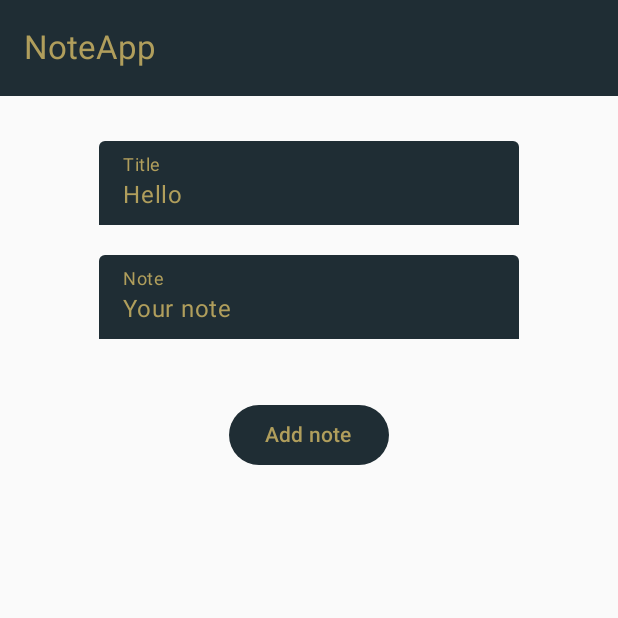
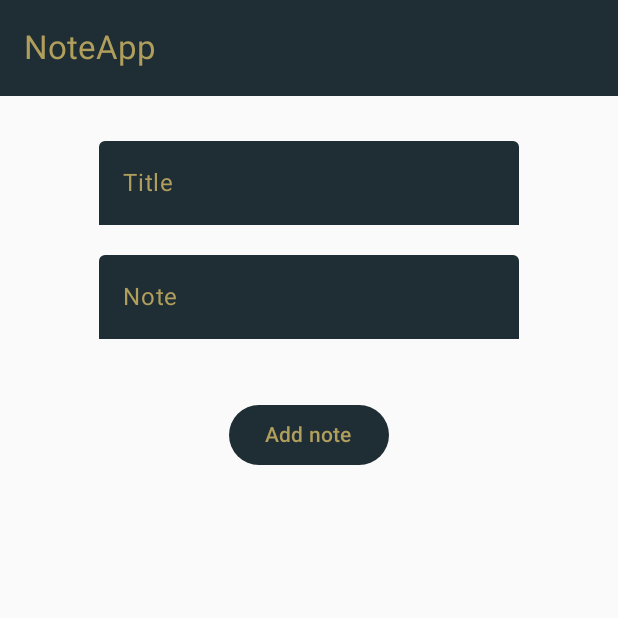
Before and after one commit to SergiuDornea/NoteAppJetpack, an Android app built with Jetpack Compose: the screen it shows after launch (MainActivity), on a phone screen of 412 x 824 dp, the top half of it. Run offline under Robolectric (Android 15) with nearby library versions, the phone set to English and light mode, and no system bars.

Commit message:
third commit - NoteInputText - onTextChange fixed

```diff
--- a/app/src/main/java/com/example/noteapp/components/NoteInputField.kt
+++ b/app/src/main/java/com/example/noteapp/components/NoteInputField.kt
@@ -54,9 +54,9 @@ fun NoteInputText(
 
 
 @Composable
-fun InputButton(text: String, textColor : Color, btnColor: Color, modifier: Modifier = Modifier){
+fun InputButton(text: String, textColor : Color, btnColor: Color, onClick: () -> Unit, modifier: Modifier = Modifier){
     Button(
-        onClick = { /*TODO*/ },
+        onClick = onClick,
         colors = ButtonDefaults.buttonColors(containerColor = btnColor)
         ) {
         Text(text = text, color = textColor)
--- a/app/src/main/java/com/example/noteapp/screen/NoteScreen.kt
+++ b/app/src/main/java/com/example/noteapp/screen/NoteScreen.kt
@@ -11,6 +11,10 @@ import androidx.compose.material3.Text
 import androidx.compose.material3.TopAppBar
 import androidx.compose.material3.TopAppBarDefaults
 import androidx.compose.runtime.Composable
+import androidx.compose.runtime.getValue
+import androidx.compose.runtime.mutableStateOf
+import androidx.compose.runtime.remember
+import androidx.compose.runtime.setValue
 import androidx.compose.ui.Alignment
 import androidx.compose.ui.Modifier
 import androidx.compose.ui.res.colorResource
@@ -24,6 +28,13 @@ import com.example.noteapp.components.NoteInputText
 @OptIn(ExperimentalMaterial3Api::class)
 @Composable
 fun NoteScreen(){
+    var title by remember {
+        mutableStateOf("")
+    }
+
+    var note by remember {
+        mutableStateOf("")
+    }
     Column(
         verticalArrangement = Arrangement.Center,
         horizontalAlignment = Alignment.CenterHorizontally
@@ -47,12 +58,33 @@ fun NoteScreen(){
             modifier = Modifier.padding(top = 30.dp)
         ) {
             // insert input fields
-            NoteInputText(text = "Hello", label = "Title", onTextChange = {})
+            NoteInputText(
+                text = title,
+                label = "Title",
+                onTextChange = {
+                    if(it.all { c: Char ->
+                            c.isLetter() || c.isWhitespace()
+                        }) title = it
+                }
+            )
             Spacer(modifier = Modifier.height(20.dp))
-            NoteInputText(text = "Your note", label = "Note", onTextChange = {})
+            NoteInputText(
+                text = note,
+                label = "Note",
+                onTextChange = {
+                    if(it.all { c: Char ->
+                            c.isLetter() || c.isWhitespace()
+                        }) title = it
+                }
+            )
             // submit button
             Spacer(modifier = Modifier.height(40.dp))
-            InputButton(text = "Add note", textColor = colorResource(id = R.color.my_mustard) , btnColor =colorResource(id = R.color.my_blue))
+            InputButton(
+                text = "Add note",
+                textColor = colorResource(id = R.color.my_mustard) ,
+                btnColor =colorResource(id = R.color.my_blue),
+                onClick = {/*TODO*/ }
+                )
             // display saved notes
         }
 
```
